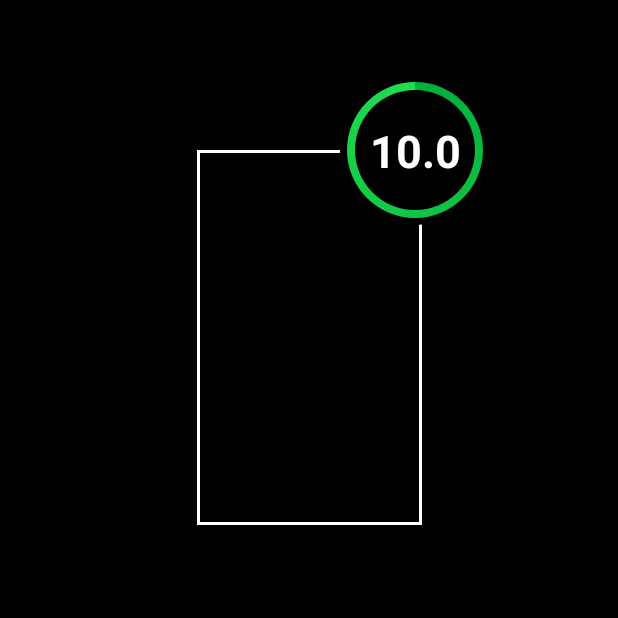
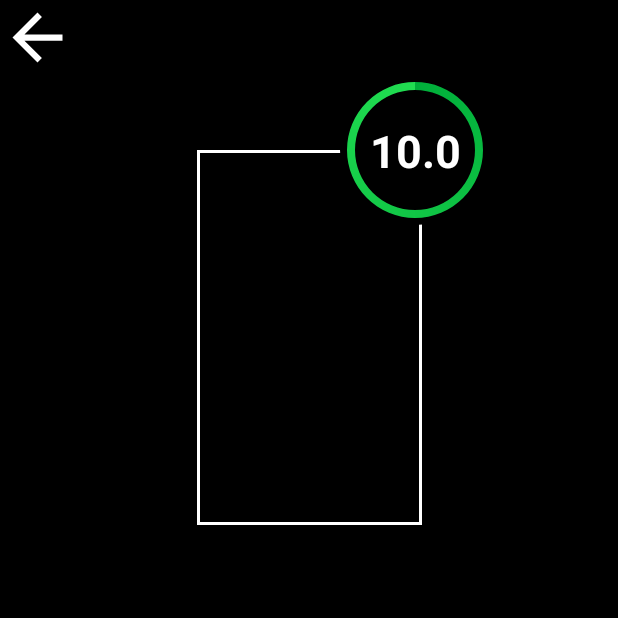
Before and after one commit to AhmedElqaffas/TheMoviesDatabase, an Android app: the MultiMediaDetailsActivity screen opened directly, with no data from a screen before it, on a phone screen of 412 x 824 dp, the top half of it. Run offline under Robolectric (Android 15) with nearby library versions, the phone set to English and light mode, and no system bars; our stand-ins replace Picasso; pictures from the network do not load; Roboto replaces fonts that are not available here; 10 statements that could not run were skipped.

Commit message:
Layout Changes
- MultiMediaDetailsActivity now has a back button.
- Also, clicking on the poster or cover in MultiMediaDetailsActivity now pops up the image for the user to zoom.
- Added a shimmer effect for the MultiMediaRecycler. When the recycler view is still loading for the first time, a shimmer frame with an item is shown

```diff
--- a/app/build.gradle
+++ b/app/build.gradle
@@ -52,5 +52,7 @@ dependencies {
     implementation 'com.google.android.material:material:1.1.0'
     implementation 'androidx.viewpager2:viewpager2:1.0.0'
     implementation 'de.hdodenhof:circleimageview:3.1.0'
+    implementation 'com.github.chrisbanes:PhotoView:2.3.0'
+    implementation 'com.facebook.shimmer:shimmer:0.5.0'
 
 }
--- a/app/src/main/AndroidManifest.xml
+++ b/app/src/main/AndroidManifest.xml
@@ -10,7 +10,7 @@
         android:roundIcon="@mipmap/ic_launcher_round"
         android:supportsRtl="true"
         android:theme="@style/AppTheme">
-        <activity android:name=".MovieDetailsActivity"></activity>
+        <activity android:name=".MultiMediaDetailsActivity"></activity>
         <activity android:name=".MainActivity">
             <intent-filter>
                 <action android:name="android.intent.action.MAIN" />
--- a/app/src/main/java/com/example/moviesretrofit/FindMultiMediaFragment.kt
+++ b/app/src/main/java/com/example/moviesretrofit/FindMultiMediaFragment.kt
@@ -127,7 +127,7 @@ class FindMultiMediaFragment : Fragment(),MultiMediaRecyclerAdapter.MultiMediaRe
     }
 
     override fun onItemClicked(multiMedia: MultiMedia) {
-        val intent = Intent(activity, MovieDetailsActivity::class.java)
+        val intent = Intent(activity, MultiMediaDetailsActivity::class.java)
         intent.putExtra("media", multiMedia)
         if(multiMedia.mediaType == "movie")
             intent.putExtra("Media Type", MultiMediaRecyclerFragment.MOVIE )
--- a/app/src/main/java/com/example/moviesretrofit/MoviesFragment.kt
+++ b/app/src/main/java/com/example/moviesretrofit/MoviesFragment.kt
@@ -5,6 +5,7 @@ import android.view.LayoutInflater
 import android.view.View
 import android.view.ViewGroup
 import androidx.fragment.app.Fragment
+import kotlinx.android.synthetic.main.fragment_movies.*
 
 
 class MoviesFragment : Fragment(){
--- a/app/src/main/java/com/example/moviesretrofit/MovieDetailsActivity.kt
+++ b/app/src/main/java/com/example/moviesretrofit/MultiMediaDetailsActivity.kt
@@ -1,15 +1,20 @@
 package com.example.moviesretrofit
 
 import android.content.res.ColorStateList
+import android.graphics.Bitmap
 import android.graphics.Color
+import android.graphics.drawable.Drawable
 import androidx.appcompat.app.AppCompatActivity
 import android.os.Bundle
+import android.view.View
+import android.widget.ImageView
+import com.example.moviesretrofit.oftenfragments.BackButtonFragment
 import com.squareup.picasso.Picasso
 import kotlinx.android.synthetic.main.activity_movie_details.*
 import java.text.NumberFormat
 import kotlin.math.roundToInt
 
-class MovieDetailsActivity : AppCompatActivity() {
+class MultiMediaDetailsActivity : AppCompatActivity() {
 
     private lateinit var multiMedia: MultiMedia
     private var multiMediaType: Int = 0
@@ -28,6 +33,7 @@ class MovieDetailsActivity : AppCompatActivity() {
     }
 
     private fun setMovieDetails(){
+        showTopFragment()
         setMediaCover()
         setMediaPoster()
         setMediaRating()
@@ -37,18 +43,24 @@ class MovieDetailsActivity : AppCompatActivity() {
         showCastFragment()
     }
 
+    private fun showTopFragment(){
+        supportFragmentManager.beginTransaction()
+            .replace(R.id.topButtonsContainer, BackButtonFragment(), "topFragment")
+            .commit()
+    }
+
     private fun setMediaCover(){
         Picasso.get()
             .load("https://image.tmdb.org/t/p/original${multiMedia.cover}")
-            .fit()
             .into(movieCover)
     }
 
     private fun setMediaPoster(){
         Picasso.get()
-            .load("https://image.tmdb.org/t/p/w200${multiMedia.poster}")
-            .fit()
+            .load("https://image.tmdb.org/t/p/original${multiMedia.poster}")
+            .placeholder(R.drawable.loading_movie_image)
             .into(moviePoster)
+
     }
 
     private fun setMediaRating(){
@@ -90,4 +102,9 @@ class MovieDetailsActivity : AppCompatActivity() {
             castFragmentInstance,"cast fragment")
             .commit()
     }
+
+    fun zoomImage(view: View){
+        ImageZooming.zoomImage(view as ImageView, this)
+    }
+
 }
--- a/app/src/main/java/com/example/moviesretrofit/MultiMediaRecyclerFragment.kt
+++ b/app/src/main/java/com/example/moviesretrofit/MultiMediaRecyclerFragment.kt
@@ -111,6 +111,8 @@ class MultiMediaRecyclerFragment : Fragment(),MultiMediaRecyclerAdapter.MultiMed
 
                 response.body()?.let{totalPages = it.totalPages}
                 addNewPageItemsToRecyclerView(response)
+                multiMediaShimmerContainer?.stopShimmer()
+                multiMediaShimmerContainer?.visibility = View.GONE
             }
 
             override fun onFailure(call: Call<MultiMediaResponse>, t: Throwable) {
@@ -135,7 +137,7 @@ class MultiMediaRecyclerFragment : Fragment(),MultiMediaRecyclerAdapter.MultiMed
     }
 
     override fun onItemClicked(multiMedia: MultiMedia) {
-        val intent = Intent(activity, MovieDetailsActivity::class.java)
+        val intent = Intent(activity, MultiMediaDetailsActivity::class.java)
         intent.putExtra("media", multiMedia)
         if(arguments?.getInt("Media Type") == MOVIE)
             intent.putExtra("Media Type", MOVIE )
--- /dev/null
+++ b/app/src/main/java/com/example/moviesretrofit/oftenfragments/BackButtonFragment.kt
@@ -0,0 +1,24 @@
+package com.example.moviesretrofit.oftenfragments
+
+import android.os.Bundle
+import androidx.fragment.app.Fragment
+import android.view.LayoutInflater
+import android.view.View
+import android.view.ViewGroup
+import com.example.moviesretrofit.R
+import kotlinx.android.synthetic.main.fragment_back_button.*
+
+class BackButtonFragment : Fragment() {
+
+    override fun onCreateView(inflater: LayoutInflater, container: ViewGroup?, savedInstanceState: Bundle?): View?{
+        return inflater.inflate(R.layout.fragment_back_button, container, false)
+    }
+
+    override fun onViewCreated(view: View, savedInstanceState: Bundle?) {
+        super.onViewCreated(view, savedInstanceState)
+
+        backButton.setOnClickListener {
+            activity?.finish()
+        }
+    }
+}
--- /dev/null
+++ b/app/src/main/res/drawable/ic_baseline_arrow_back_24.xml
@@ -0,0 +1,5 @@
+<vector android:height="24dp" android:tint="#FFFFFF"
+    android:viewportHeight="24" android:viewportWidth="24"
+    android:width="24dp" xmlns:android="http://schemas.android.com/apk/res/android">
+    <path android:fillColor="@android:color/white" android:pathData="M20,11H7.83l5.59,-5.59L12,4l-8,8 8,8 1.41,-1.41L7.83,13H20v-2z"/>
+</vector>
--- a/app/src/main/res/layout/activity_movie_details.xml
+++ b/app/src/main/res/layout/activity_movie_details.xml
@@ -9,13 +9,25 @@
         xmlns:app="http://schemas.android.com/apk/res-auto"
         android:layout_width="match_parent"
         android:layout_height="match_parent"
-        tools:context=".MovieDetailsActivity">
+        tools:context=".MultiMediaDetailsActivity"
+        android:id="@+id/container">
+
+    <FrameLayout
+        android:id="@+id/topButtonsContainer"
+        android:layout_width="wrap_content"
+        android:layout_height="wrap_content"
+        app:layout_constraintTop_toTopOf="parent"
+        app:layout_constraintLeft_toLeftOf="parent"
+        android:elevation="5dp"/>
 
         <ImageView
             android:id="@+id/movieCover"
             android:layout_width="match_parent"
             android:layout_height="200dp"
-            app:layout_constraintTop_toTopOf="parent" />
+            app:layout_constraintTop_toTopOf="parent"
+            android:onClick="zoomImage"
+            android:scaleType="fitXY"
+            android:alpha="0.7" />
 
         <ImageView
             android:id="@+id/moviePoster"
@@ -25,7 +37,10 @@
             android:layout_marginTop="100dp"
             app:layout_constraintLeft_toLeftOf="parent"
             app:layout_constraintRight_toRightOf="parent"
-            android:foreground="@drawable/image_border"/>
+            android:foreground="@drawable/image_border"
+            android:onClick="zoomImage"
+            android:adjustViewBounds="true"
+            android:scaleType="fitXY"/>
 
         <ProgressBar
             android:id="@+id/ratingProgressBar"
@@ -54,9 +69,7 @@
             android:text="10.0"
             android:textSize="30sp"
             android:textStyle="bold"
-            android:textColor="#FFFFFF"
-            android:elevation="10dp"
-            android:translationZ="10dp"/>
+            android:textColor="#FFFFFF"/>
 
         <TextView
             android:id="@+id/voteCount"
@@ -152,6 +165,5 @@
             android:layout_marginTop="15dp"/>
 
 
-
     </androidx.constraintlayout.widget.ConstraintLayout>
 </ScrollView>
--- /dev/null
+++ b/app/src/main/res/layout/fragment_back_button.xml
@@ -0,0 +1,25 @@
+<?xml version="1.0" encoding="utf-8"?>
+<androidx.constraintlayout.widget.ConstraintLayout xmlns:android="http://schemas.android.com/apk/res/android"
+    xmlns:tools="http://schemas.android.com/tools"
+    android:layout_width="wrap_content"
+    android:layout_height="wrap_content"
+    xmlns:app="http://schemas.android.com/apk/res-auto"
+    tools:context=".oftenfragments.BackButtonFragment"
+    tools:background="#000000">
+
+    <ImageButton
+        android:id="@+id/backButton"
+        android:layout_width="50dp"
+        android:layout_height="50dp"
+        app:layout_constraintTop_toTopOf="parent"
+        app:layout_constraintLeft_toLeftOf="parent"
+        app:layout_constraintRight_toRightOf="parent"
+        app:layout_constraintBottom_toBottomOf="parent"
+        app:layout_constraintVertical_bias="0.05"
+        app:layout_constraintHorizontal_bias="0.075"
+        android:src="@drawable/ic_baseline_arrow_back_24"
+        android:foreground="?selectableItemBackgroundBorderless"
+        android:background="@android:color/transparent"
+        android:adjustViewBounds="true"
+        android:scaleType="fitXY" />
+</androidx.constraintlayout.widget.ConstraintLayout>
--- a/app/src/main/res/layout/fragment_movies.xml
+++ b/app/src/main/res/layout/fragment_movies.xml
@@ -30,7 +30,7 @@
             android:layout_height="wrap_content"
             app:layout_constraintLeft_toLeftOf="parent"
             app:layout_constraintTop_toBottomOf="@id/titleText"
-            android:layout_marginTop="250dp"
+            android:layout_marginTop="50dp"
             android:layout_marginStart="20dp"
             android:text="Popular"
             android:textSize="25sp"
--- a/app/src/main/res/layout/fragment_series.xml
+++ b/app/src/main/res/layout/fragment_series.xml
@@ -30,7 +30,7 @@
             android:layout_height="wrap_content"
             app:layout_constraintLeft_toLeftOf="parent"
             app:layout_constraintTop_toBottomOf="@id/titleText"
-            android:layout_marginTop="250dp"
+            android:layout_marginTop="50dp"
             android:layout_marginStart="20dp"
             android:text="Popular"
             android:textSize="25sp"
--- a/app/src/main/res/layout/item_media.xml
+++ b/app/src/main/res/layout/item_media.xml
@@ -15,6 +15,7 @@
         android:layout_width="wrap_content"
         android:layout_height="wrap_content"
         android:background="#000000">
+
         <ImageView
             android:id="@+id/mediaImage"
             app:layout_constraintTop_toTopOf="parent"
@@ -23,7 +24,7 @@
             app:layout_constraintBottom_toBottomOf="parent"
             android:layout_width="90dp"
             android:layout_height="120dp"
-            tools:src="@drawable/loading_movie_image"
+            android:src="@drawable/loading_movie_image"
             android:scaleType="fitXY" />
     </androidx.constraintlayout.widget.ConstraintLayout>
 
--- a/app/src/main/res/values/styles.xml
+++ b/app/src/main/res/values/styles.xml
@@ -5,6 +5,7 @@
         <item name="colorPrimary">@color/colorPrimary</item>
         <item name="colorPrimaryDark">@color/colorPrimaryDark</item>
         <item name="colorAccent">@color/colorAccent</item>
+        <item name="colorControlHighlight">#000000</item>
     </style>
 
 </resources>
--- a/build.gradle
+++ b/build.gradle
@@ -18,6 +18,7 @@ allprojects {
     repositories {
         google()
         jcenter()
+        maven { url "https://jitpack.io" }
     }
 }
 
```
Also changed, not shown: app/src/main/java/com/example/moviesretrofit/ImageZooming.kt (added, +49 -0 lines), app/src/main/res/layout/fragment_media_recycler.xml (+23 -1 lines), app/src/main/res/layout/zoomed_image_alert_dialog.xml (added, +21 -0 lines).
